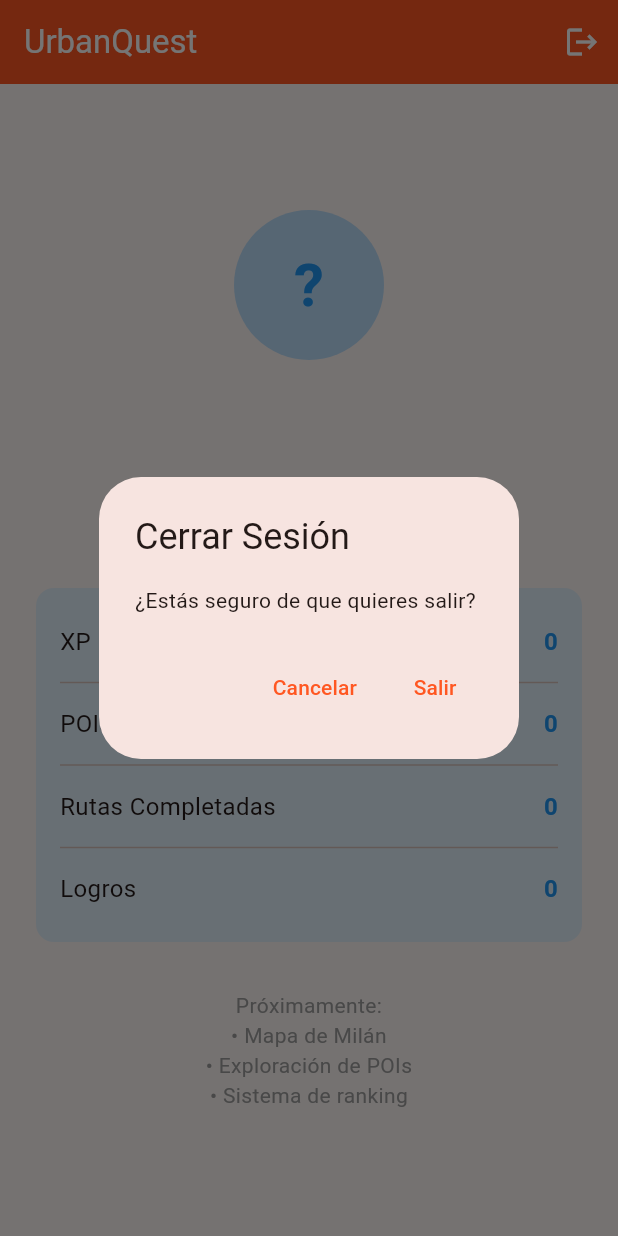
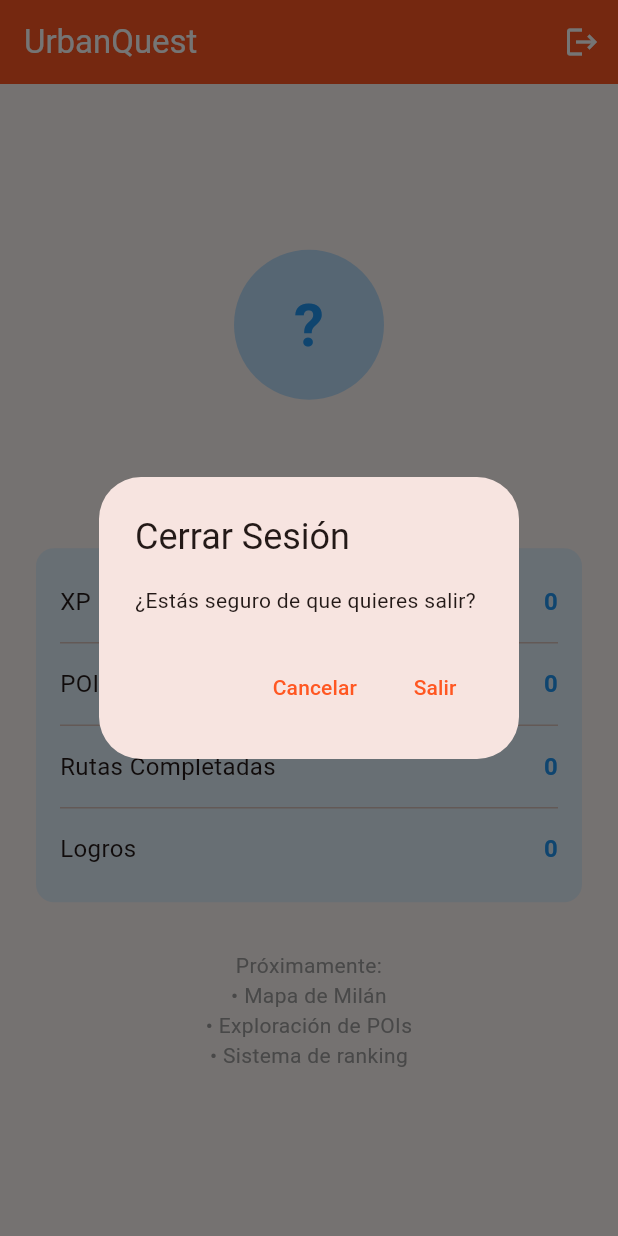
Before and after one commit to gabrielP-04/urban_quest, a Flutter app: the screen it shows once a user with an empty profile is signed in, after a tap on the "logout" icon, on a phone screen of 412 x 824 dp. Run offline on Flutter 3.47's test engine with Material 3 defaults, Android fonts, the phone set to English and light mode, and no system bars; our stand-ins replace cloud_firestore, firebase_auth, firebase_core; accounts and stored records are empty.

Commit message:
Login and register screens updated

```diff
--- a/lib/models/user_profile.dart
+++ b/lib/models/user_profile.dart
@@ -1,11 +1,10 @@
 class UserProfile {
   final String userId;
   final String email;
-  final String displayName;      // NUEVO
-  final String username;         // NUEVO
-  final String firstName;        // NUEVO
-  final String lastName;         // NUEVO
-  final String country;          // NUEVO
+  final String displayName;
+  final String username;
+  final String firstName;
+  final String lastName;
   final int experiencePoints;
   final List<String> visitedPoiIds;
   final List<String> completedRouteIds;
@@ -20,7 +19,6 @@ class UserProfile {
     required this.username,
     required this.firstName,
     required this.lastName,
-    required this.country,
     this.experiencePoints = 0,
     this.visitedPoiIds = const [],
     this.completedRouteIds = const [],
@@ -39,7 +37,6 @@ class UserProfile {
       username: data['username'] as String? ?? '',
       firstName: data['firstName'] as String? ?? '',
       lastName: data['lastName'] as String? ?? '',
-      country: data['country'] as String? ?? '',
       experiencePoints: data['experiencePoints'] as int? ?? 0,
       visitedPoiIds: List<String>.from(data['visitedPoiIds'] ?? []),
       completedRouteIds: List<String>.from(data['completedRouteIds'] ?? []),
@@ -57,7 +54,6 @@ class UserProfile {
       'username': username,
       'firstName': firstName,
       'lastName': lastName,
-      'country': country,
       'experiencePoints': experiencePoints,
       'visitedPoiIds': visitedPoiIds,
       'completedRouteIds': completedRouteIds,
@@ -90,7 +86,6 @@ class UserProfile {
       username: username ?? this.username,
       firstName: firstName ?? this.firstName,
       lastName: lastName ?? this.lastName,
-      country: country ?? this.country,
       experiencePoints: experiencePoints ?? this.experiencePoints,
       visitedPoiIds: visitedPoiIds ?? this.visitedPoiIds,
       completedRouteIds: completedRouteIds ?? this.completedRouteIds,
--- a/lib/screens/auth/login_screen.dart
+++ b/lib/screens/auth/login_screen.dart
@@ -70,7 +70,6 @@ class _LoginScreenState extends State<LoginScreen> {
         child: SingleChildScrollView(
           child: Column(
             children: [
-              // Banner superior con imagen
               // Banner superior con imagen y título superpuesto
               Stack(
                 children: [
@@ -204,9 +203,7 @@ class _LoginScreenState extends State<LoginScreen> {
                               Icons.lock_outline,
                               color: Color(0xFFBDBDBD),
                             ),
-                            suffixIcon: Row(
-                              mainAxisSize: MainAxisSize.min,
-                              children: [
+                            suffixIcon:
                                 IconButton(
                                   icon: Icon(
                                     _obscurePassword
@@ -220,8 +217,6 @@ class _LoginScreenState extends State<LoginScreen> {
                                     });
                                   },
                                 ),
-                              ],
-                            ),
                             border: OutlineInputBorder(
                               borderRadius: BorderRadius.circular(16),
                               borderSide: BorderSide.none,
@@ -311,6 +306,7 @@ class _LoginScreenState extends State<LoginScreen> {
                             style: TextStyle(
                               color: Color(0xFFFF9A56),
                               fontSize: 14,
+                              fontWeight: FontWeight.bold
                             ),
                           ),
                         ),
--- a/lib/screens/auth/register_screen.dart
+++ b/lib/screens/auth/register_screen.dart
@@ -74,7 +74,6 @@ class _RegisterScreenState extends State<RegisterScreen> {
           firstName: firstName,
           lastName: lastName,
           username: username,
-          country: 'Italy', // Por defecto Italia (Milan)
         );
       }
 
--- a/lib/screens/home/home_screen.dart
+++ b/lib/screens/home/home_screen.dart
@@ -110,20 +110,6 @@ class HomeScreen extends StatelessWidget {
                         ),
                         const SizedBox(height: 4),
 
-                        // País
-                        Row(
-                          mainAxisAlignment: MainAxisAlignment.center,
-                          children: [
-                            const Icon(Icons.public, size: 16, color: Colors.grey),
-                            const SizedBox(width: 4),
-                            Text(
-                              profile.country,
-                              style: const TextStyle(color: Colors.grey),
-                            ),
-                          ],
-                        ),
-                        const SizedBox(height: 32),
-
                         // Estadísticas
                         Container(
                           padding: const EdgeInsets.all(16),
--- a/lib/services/firestore_service.dart
+++ b/lib/services/firestore_service.dart
@@ -13,7 +13,6 @@ class FirestoreService {
     required String firstName,
     required String lastName,
     required String username,
-    required String country,
   }) async {
     try {
       // Verificar si ya existe el perfil
@@ -40,7 +39,6 @@ class FirestoreService {
         'username': username,
         'firstName': firstName,
         'lastName': lastName,
-        'country': country,
         'experiencePoints': 0,
         'visitedPoiIds': [],
         'completedRouteIds': [],
```
